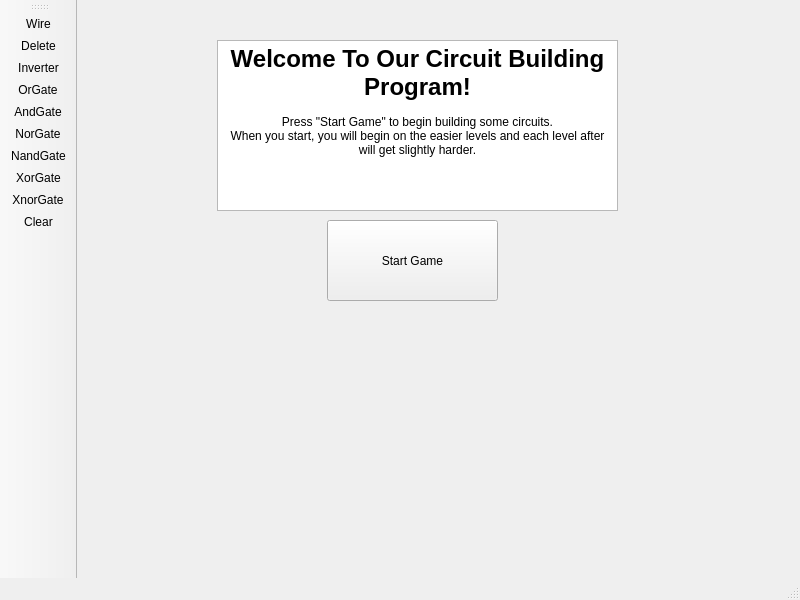
Old version of the form CircuitBuilder/mainwindow.ui in the repository lilzooty/IzziLab.
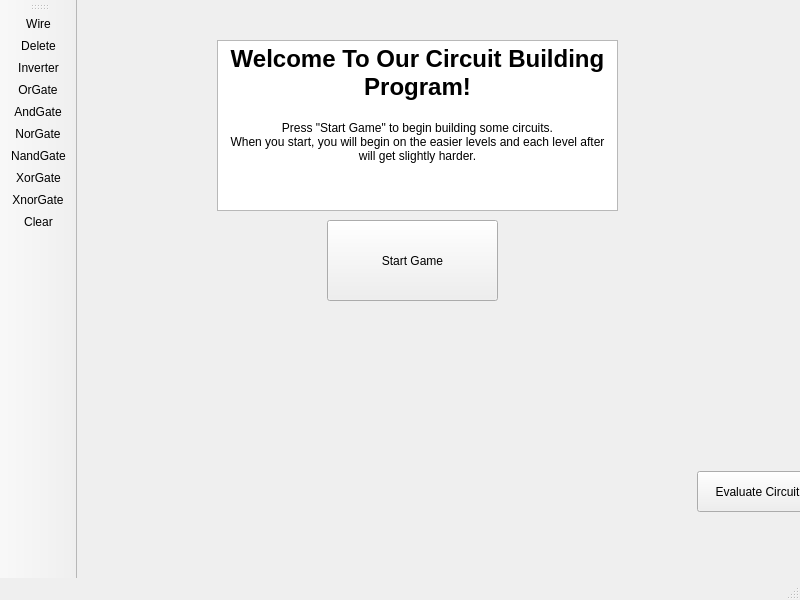
New version of the form. Icons and pictures are not drawn.

Commit message: added evaluate button/connection

Diff of the .ui file:
```diff
--- a/CircuitBuilder/mainwindow.ui
+++ b/CircuitBuilder/mainwindow.ui
@@ -43,8 +43,21 @@
 hr { height: 1px; border-width: 0; }
 li.unchecked::marker { content: &quot;\2610&quot;; }
 li.checked::marker { content: &quot;\2612&quot;; }
-&lt;/style&gt;&lt;/head&gt;&lt;body style=&quot; font-family:'Segoe UI'; font-size:9pt; font-weight:400; font-style:normal;&quot;&gt;
-&lt;p align=&quot;center&quot; style=&quot; margin-top:0px; margin-bottom:0px; margin-left:0px; margin-right:0px; -qt-block-indent:0; text-indent:0px;&quot;&gt;&lt;span style=&quot; font-size:18pt; font-weight:700;&quot;&gt;Welcome To Our Circuit Building Program!&lt;/span&gt;&lt;br /&gt;&lt;br /&gt;Press &amp;quot;Start Game&amp;quot; to begin building some circuits.&lt;br /&gt;When you start, you will begin on the easier levels and each level after will get slightly harder.&lt;/p&gt;&lt;/body&gt;&lt;/html&gt;</string>
+&lt;/style&gt;&lt;/head&gt;&lt;body style=&quot; font-family:'.AppleSystemUIFont'; font-size:13pt; font-weight:400; font-style:normal;&quot;&gt;
+&lt;p align=&quot;center&quot; style=&quot; margin-top:0px; margin-bottom:0px; margin-left:0px; margin-right:0px; -qt-block-indent:0; text-indent:0px;&quot;&gt;&lt;span style=&quot; font-family:'Segoe UI'; font-size:18pt; font-weight:700;&quot;&gt;Welcome To Our Circuit Building Program!&lt;/span&gt;&lt;span style=&quot; font-family:'Segoe UI'; font-size:9pt;&quot;&gt;&lt;br /&gt;&lt;br /&gt;Press &amp;quot;Start Game&amp;quot; to begin building some circuits.&lt;br /&gt;When you start, you will begin on the easier levels and each level after will get slightly harder.&lt;/span&gt;&lt;/p&gt;&lt;/body&gt;&lt;/html&gt;</string>
+    </property>
+   </widget>
+   <widget class="QPushButton" name="EvaluateButton">
+    <property name="geometry">
+     <rect>
+      <x>620</x>
+      <y>471</y>
+      <width>121</width>
+      <height>41</height>
+     </rect>
+    </property>
+    <property name="text">
+     <string>Evaluate Circuit</string>
     </property>
    </widget>
   </widget>
```
Left out of the diff: 2 changed lines with no effect on the pictures. The commit also changes 1 other file.
